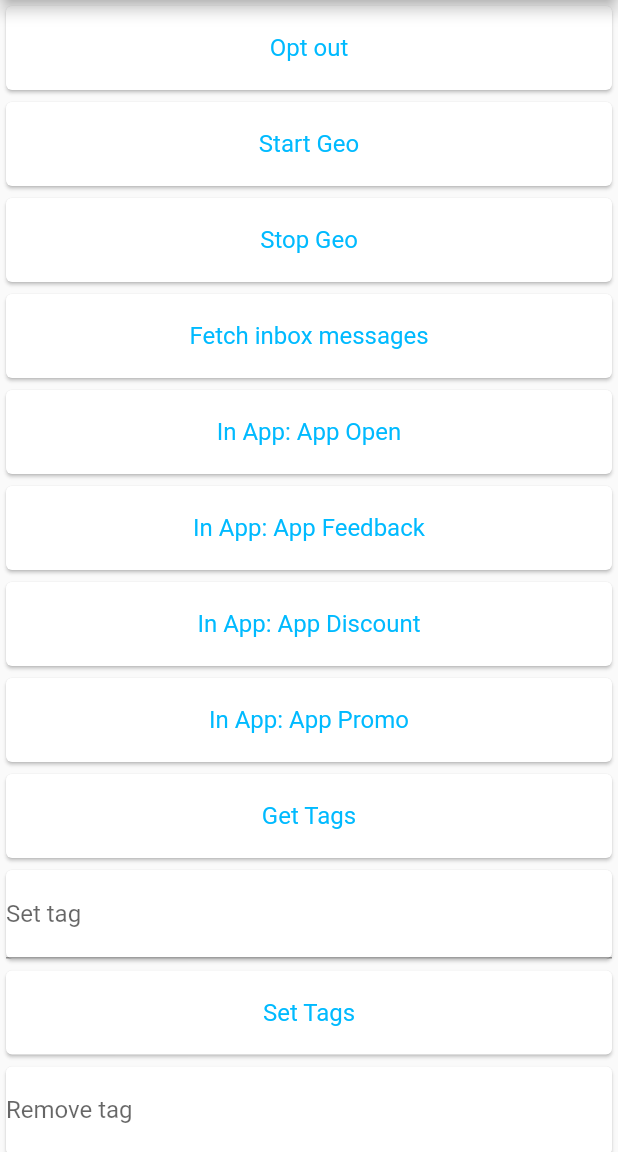
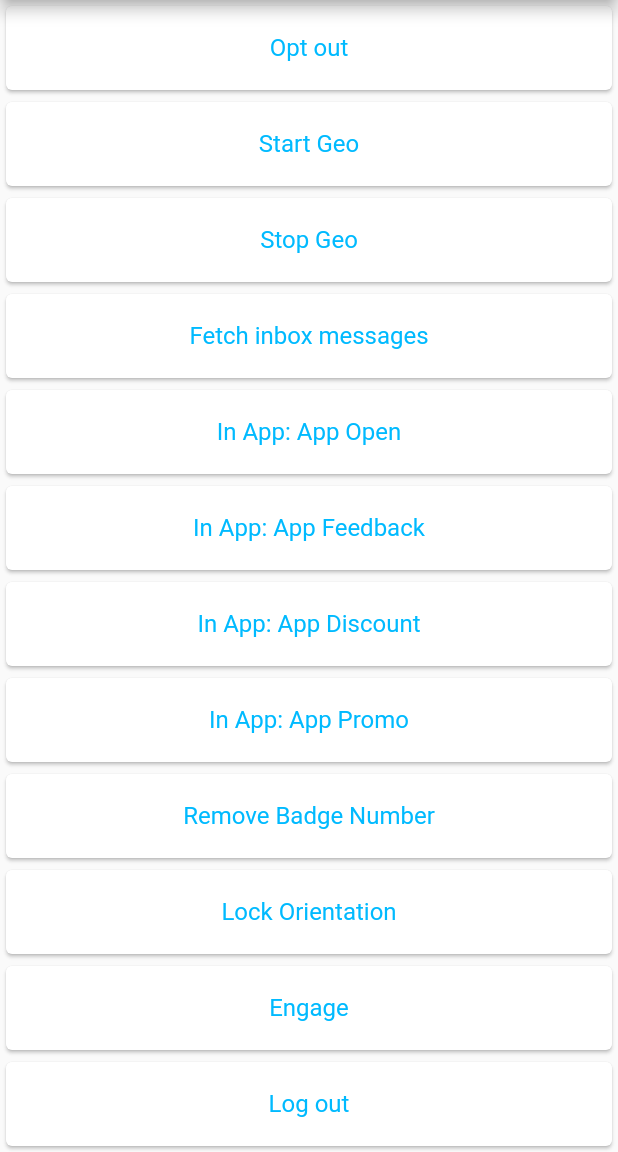
Before and after one commit to mbelluco-jk/Mapp-Flutter-Plugin, a Flutter app: the screen it shows after launch, scrolled down 387 dp, on a phone screen of 412 x 824 dp, the part 84-1236 px from its top. Run offline on Flutter 3.47's test engine with Material 2 defaults, Android fonts, the phone set to English and light mode, and no system bars.

Commit message:
opt out resolved and remove adding and reading attributes

```diff
--- a/example/lib/main.dart
+++ b/example/lib/main.dart
@@ -123,15 +123,6 @@ class _HomePageState extends State<HomePage> {
         "In App: App Feedback",
         "In App: App Discount",
         "In App: App Promo",
-        "Get Tags",
-        "Set Tag Text",
-        "Set Tags",
-        "Remove Tag Text",
-        "Remove Tag",
-        "Set Attribute Text",
-        "Set Attribute",
-        "Get Attribute Text",
-        "Get Attribute",
         "Remove Badge Number",
         "Lock Orientation",
         "Engage",
@@ -180,56 +171,6 @@ class _HomePageState extends State<HomePage> {
             },
           ),
         );
-      case 15:
-        return Card(
-          child: TextFormField(
-            decoration: const InputDecoration(
-                border: UnderlineInputBorder(), labelText: 'Set tag'),
-            onChanged: (String? value) {
-              _tagToSetString = value?.trim();
-            },
-          ),
-        );
-      case 17:
-        return Card(
-          child: TextFormField(
-            decoration: const InputDecoration(
-                border: UnderlineInputBorder(), labelText: 'Remove tag'),
-            onChanged: (String? value) {
-              _tagToRemoveString = value?.trim();
-            },
-          ),
-        );
-      case 19:
-        return Card(
-          child: TextFormField(
-            decoration: const InputDecoration(
-                border: UnderlineInputBorder(), labelText: 'Set Attribute'),
-            onChanged: (String? value) {
-              _stringToSetString = value?.trim();
-            },
-          ),
-        );
-      case 21:
-        return Card(
-          child: TextFormField(
-            decoration: const InputDecoration(
-                border: UnderlineInputBorder(), labelText: 'Get attribute'),
-            onChanged: (String? value) {
-              _attributeToGetString = value?.trim();
-            },
-          ),
-        );
-      case 23:
-        return Card(
-          child: TextFormField(
-            decoration: const InputDecoration(
-                border: UnderlineInputBorder(), labelText: 'Remove attribute'),
-            onChanged: (String? value) {
-              _stringToRemoveString = value?.trim();
-            },
-          ),
-        );
       default:
         return Card(
           child: ListTile(
@@ -272,14 +213,6 @@ class _HomePageState extends State<HomePage> {
       MappSdk.setPushEnabled(true);
     } else if (_screens[index] == "Opt out") {
       MappSdk.setPushEnabled(false);
-    } else if (_screens[index] == "Set Tags") {
-      List<String> tags = [_tagToSetString!];
-      MappSdk.addTags(tags);
-    } else if (_screens[index] == "Remove Tag") {
-      List<String> tags = [_tagToRemoveString!];
-      MappSdk.removeTags(tags);
-    } else if (_screens[index] == "Set Attribute") {
-      MappSdk.setAttributeString("stringKey", _stringToSetString!);
     } else if (_screens[index] == "Remove Badge Number") {
       MappSdk.removeBadgeNumber();
     } else if (_screens[index] == "Log out") {
--- a/lib/mapp_sdk.dart
+++ b/lib/mapp_sdk.dart
@@ -121,61 +121,9 @@ class MappSdk {
     return alias;
   }
 
-  static Future<List<String>?> getTags() async {
-    final List<String> tags = await _channel.invokeMethod('fetchDeviceTags');
-    return tags;
-  }
-
-  static Future<List<String>?> fetchApplicationTags() async {
-    final List<String> tags =
-        await _channel.invokeMethod('fetchApplicationTags');
-    return tags;
-  }
-
-  static Future<String?> addTags(List<String> tags) async {
-    final String version =
-        await _channel.invokeMethod('addTagsToDevice', [tags]);
-    return "Tags are added successfully! $version";
-  }
-
-  static Future<String?> removeTags(List<String> tags) async {
-    final String version =
-        await _channel.invokeMethod('removeTagsFromDevice', [tags]);
-    return "Tags are removed successfully! $version";
-  }
-
-  static Future<String?> setDateValueWithKey(DateTime date, String key) async {
-    final String version =
-        await _channel.invokeMethod('setDateValueWithKey', [date, key]);
-    return "Date $date added successfully! $version";
-  }
-
-  static Future<String?> setAttributeInt(String key, int value) async {
-    final String version =
-        await _channel.invokeMethod('setNumberValueWithKey', [value, key]);
-    return "Number $value added successfully! $version";
-  }
-
-  static Future<String?> incrementNumericKey(String key, int value) async {
-    final String version =
-        await _channel.invokeMethod('incrementNumericKey', [value, key]);
-    return "Number $value incremented successfully! $version";
-  }
-
-  static Future<String?> setAttributeString(String key, String value) async {
-    final String version =
-        await _channel.invokeMethod('setStringValueWithKey', [value, key]);
-    return "String $value added successfully! $version";
-  }
-
-  static Future<String?> fetchCustomFieldByKey(String key) async {
-    final String fieldValue =
-        await _channel.invokeMethod('fetchCustomFieldByKey', [key]);
-    return fieldValue;
-  }
-
-  static Future<Map<String,dynamic>?> getDeviceInfo() async {
-    final Map<String,dynamic>? deviceInfo = await _channel.invokeMapMethod<String, dynamic>('getDeviceInfo');
+  static Future<Map<String, dynamic>?> getDeviceInfo() async {
+    final Map<String, dynamic>? deviceInfo =
+        await _channel.invokeMapMethod<String, dynamic>('getDeviceInfo');
     return deviceInfo;
   }
 
```
Also changed, not shown: 2 other files.
